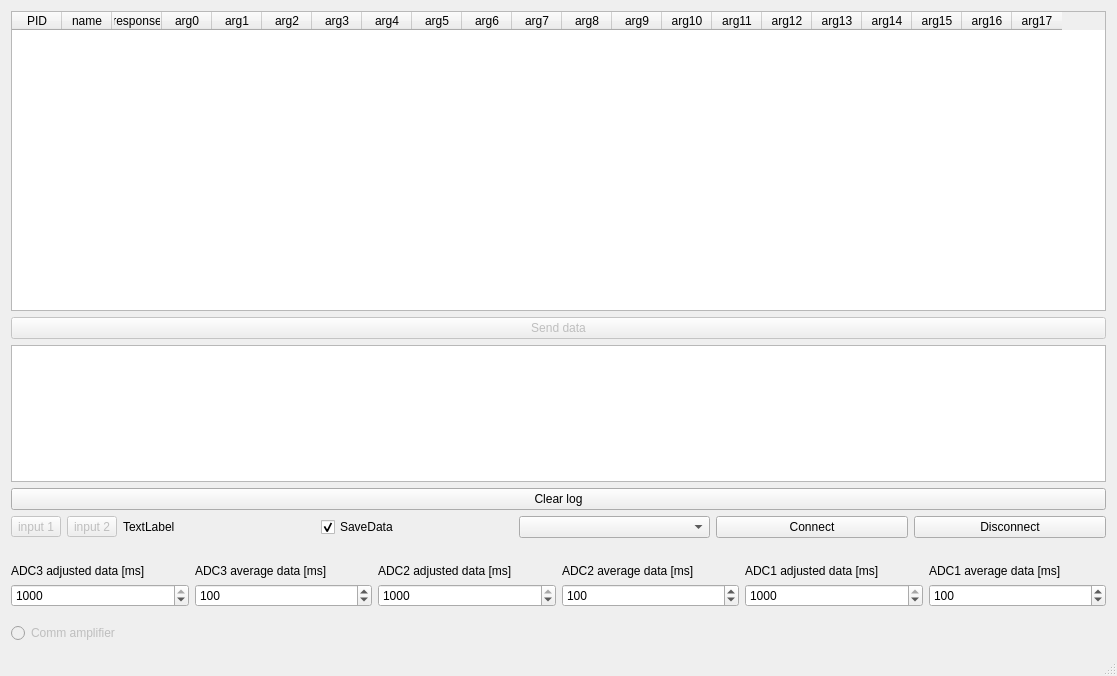
First picture: the form in mainwindow.ui, repository rezy91/TestBoard785, before the edit.
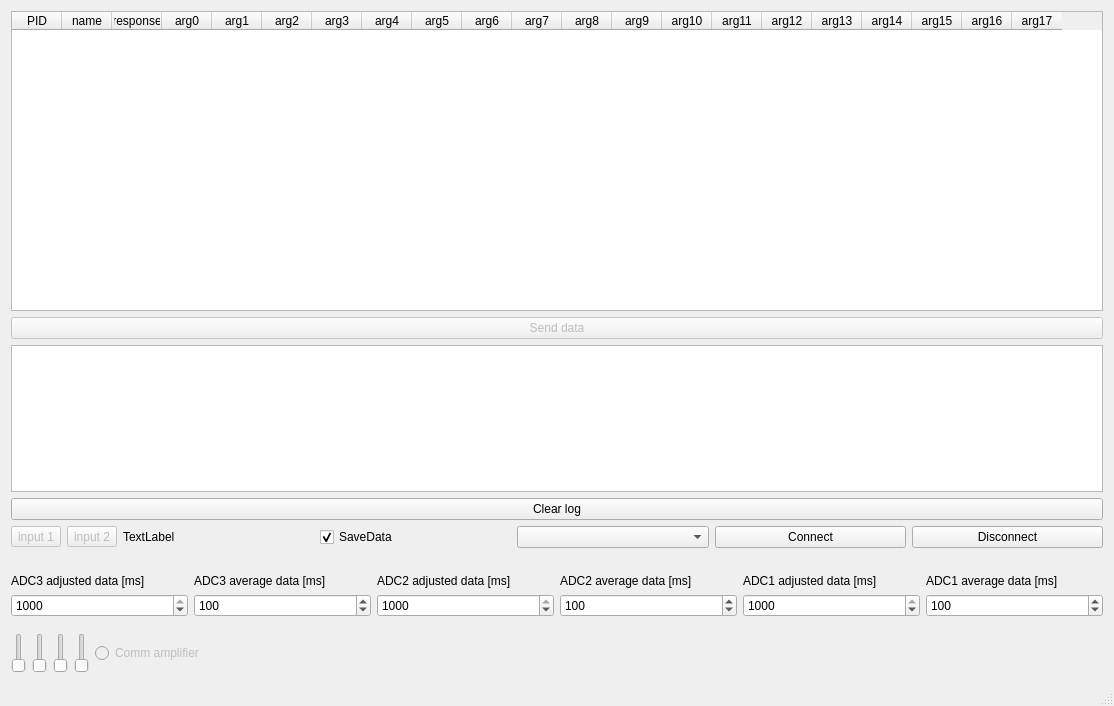
Second picture: the form after the edit.

Patch:
```diff
--- a/mainwindow.ui
+++ b/mainwindow.ui
@@ -6,8 +6,8 @@
    <rect>
     <x>0</x>
     <y>0</y>
-    <width>1117</width>
-    <height>676</height>
+    <width>1114</width>
+    <height>706</height>
    </rect>
   </property>
   <property name="windowTitle">
@@ -412,6 +412,34 @@
       <property name="topMargin">
        <number>10</number>
       </property>
+      <item>
+       <widget class="QSlider" name="verticalSlider">
+        <property name="orientation">
+         <enum>Qt::Vertical</enum>
+        </property>
+       </widget>
+      </item>
+      <item>
+       <widget class="QSlider" name="verticalSlider_2">
+        <property name="orientation">
+         <enum>Qt::Vertical</enum>
+        </property>
+       </widget>
+      </item>
+      <item>
+       <widget class="QSlider" name="verticalSlider_3">
+        <property name="orientation">
+         <enum>Qt::Vertical</enum>
+        </property>
+       </widget>
+      </item>
+      <item>
+       <widget class="QSlider" name="verticalSlider_4">
+        <property name="orientation">
+         <enum>Qt::Vertical</enum>
+        </property>
+       </widget>
+      </item>
       <item>
        <widget class="QRadioButton" name="radioButton">
         <property name="enabled">
```
Left out of the diff: 20 changed lines with no effect on the pictures.
